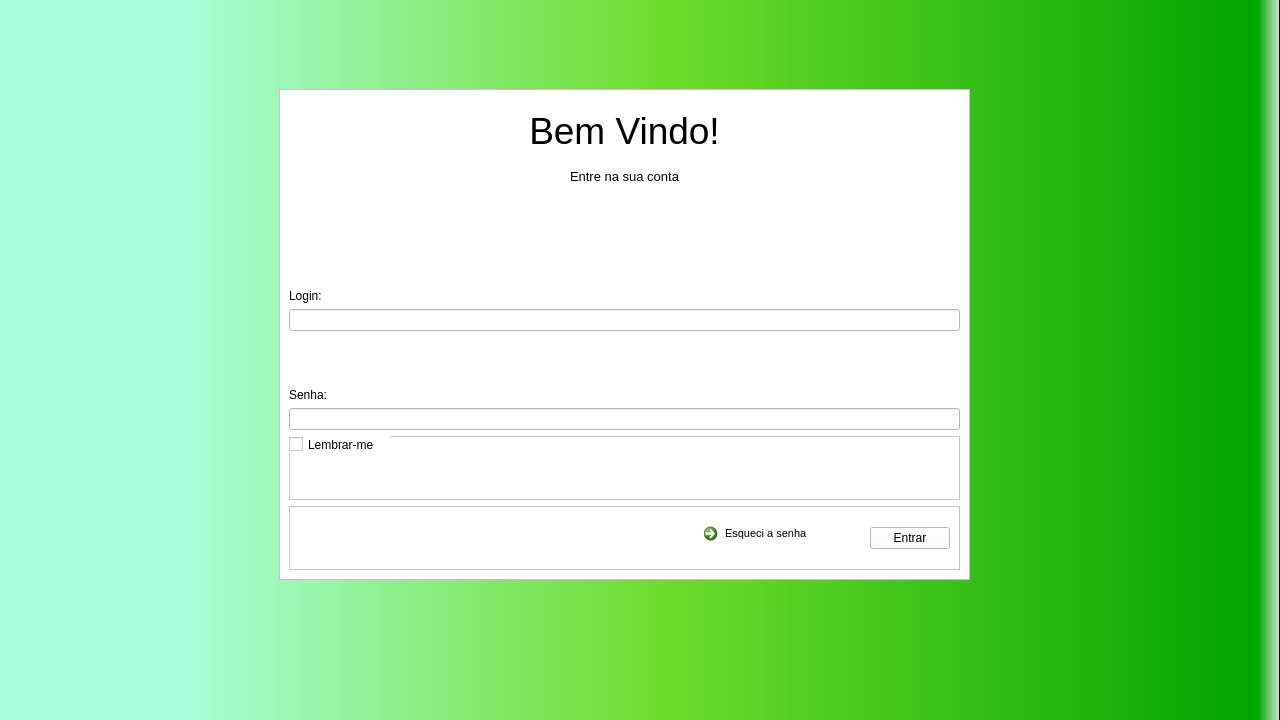
Qt form PythonCode/FormTelaLogin.ui (Willigham/Projeto-Integrador-Senac) before a commit.
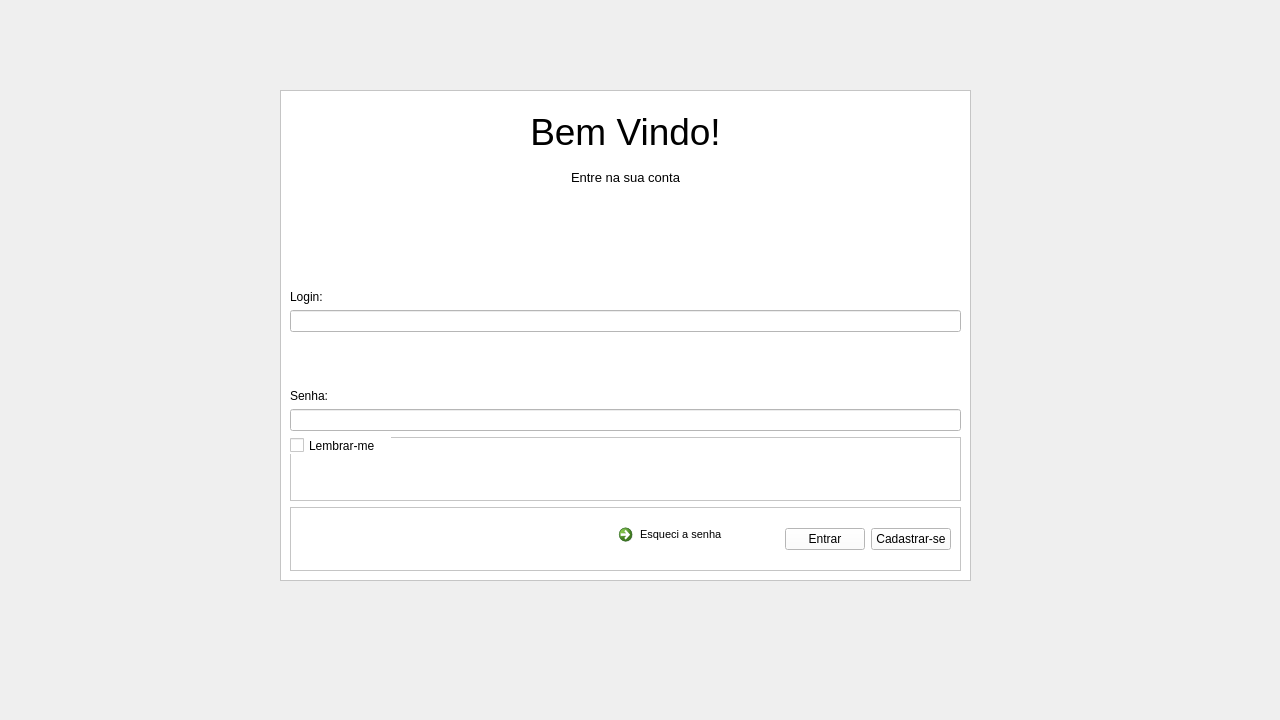
The same form after that commit.

Diff of the .ui file:
```diff
--- a/PythonCode/FormTelaLogin.ui
+++ b/PythonCode/FormTelaLogin.ui
@@ -13,25 +13,7 @@
   <property name="windowTitle">
    <string>Form</string>
   </property>
-  <widget class="QFrame" name="frame_4">
-   <property name="geometry">
-    <rect>
-     <x>-1</x>
-     <y>-1</y>
-     <width>1281</width>
-     <height>731</height>
-    </rect>
-   </property>
-   <property name="styleSheet">
-    <string notr="true">background-color: qlineargradient(spread:pad, x1:0, y1:0, x2:1, y2:0, stop:0.142045 rgba(169, 255, 219, 255), stop:0.517045 rgba(108, 220, 41, 252), stop:0.98 rgba(0, 165, 0, 255), stop:1 rgba(0, 0, 0, 0));</string>
-   </property>
-   <property name="frameShape">
-    <enum>QFrame::StyledPanel</enum>
-   </property>
-   <property name="frameShadow">
-    <enum>QFrame::Raised</enum>
-   </property>
-   <widget class="QFrame" name="frame">
+  <widget class="QFrame" name="FrameLogin">
     <property name="geometry">
      <rect>
       <x>280</x>
@@ -41,7 +23,7 @@
      </rect>
     </property>
     <property name="layoutDirection">
-     <enum>Qt::LeftToRight</enum>
+    <enum>Qt::LayoutDirection::LeftToRight</enum>
     </property>
     <property name="autoFillBackground">
      <bool>false</bool>
@@ -50,10 +32,10 @@
      <string notr="true">background-color: rgb(255, 255, 255);</string>
     </property>
     <property name="frameShape">
-     <enum>QFrame::StyledPanel</enum>
+    <enum>QFrame::Shape::StyledPanel</enum>
     </property>
     <property name="frameShadow">
-     <enum>QFrame::Raised</enum>
+    <enum>QFrame::Shadow::Raised</enum>
     </property>
     <layout class="QVBoxLayout" name="verticalLayout">
      <item>
@@ -138,9 +120,9 @@
         <enum>QFrame::StyledPanel</enum>
        </property>
        <property name="frameShadow">
-        <enum>QFrame::Raised</enum>
-       </property>
-       <widget class="QCheckBox" name="checkBox">
+       <enum>QFrame::Shadow::Raised</enum>
+      </property>
+      <widget class="QCheckBox" name="checkBoxLembrar">
         <property name="geometry">
          <rect>
           <x>0</x>
@@ -198,7 +180,6 @@
            <font>
             <family>Segoe UI</family>
             <pointsize>8</pointsize>
-            <weight>50</weight>
             <bold>false</bold>
            </font>
           </property>
@@ -226,11 +207,17 @@
           </property>
          </widget>
         </item>
-       </layout>
+       <item>
+        <widget class="QPushButton" name="pushButtonCadastrar">
+         <property name="text">
+          <string>Cadastrar-se</string>
+         </property>
       </widget>
      </item>
     </layout>
    </widget>
+    </item>
+   </layout>
   </widget>
  </widget>
  <resources>
```
Left out of the diff: 44 changed lines with no effect on the pictures. Lines whose indentation alone changed are shown as unchanged.
